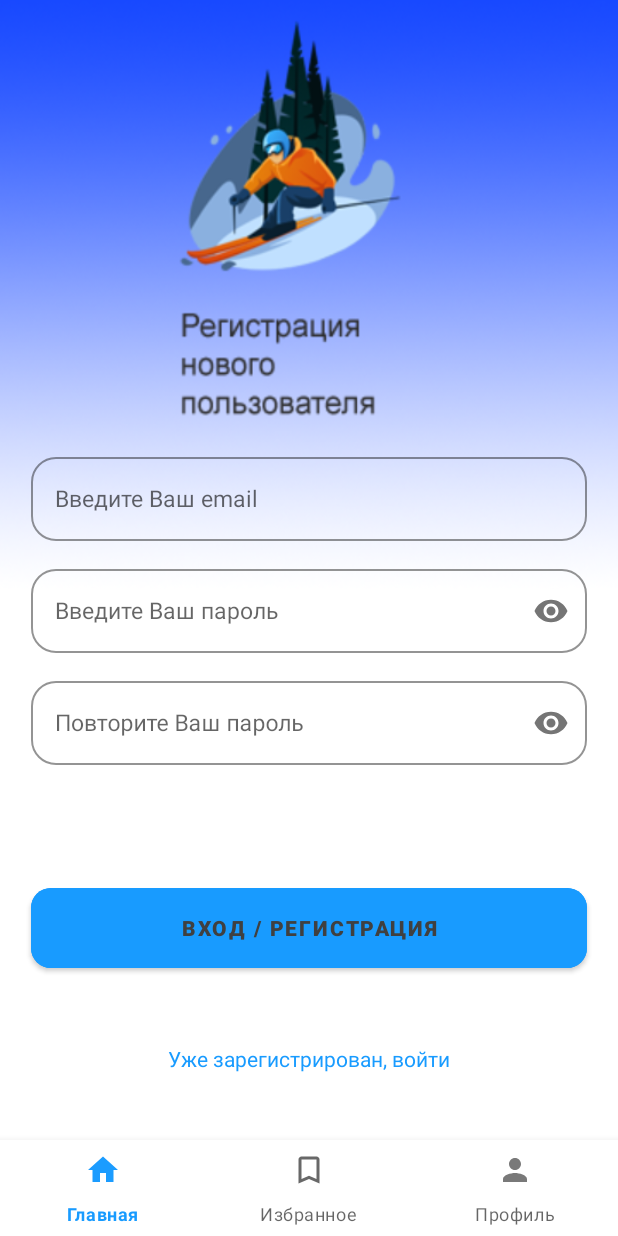
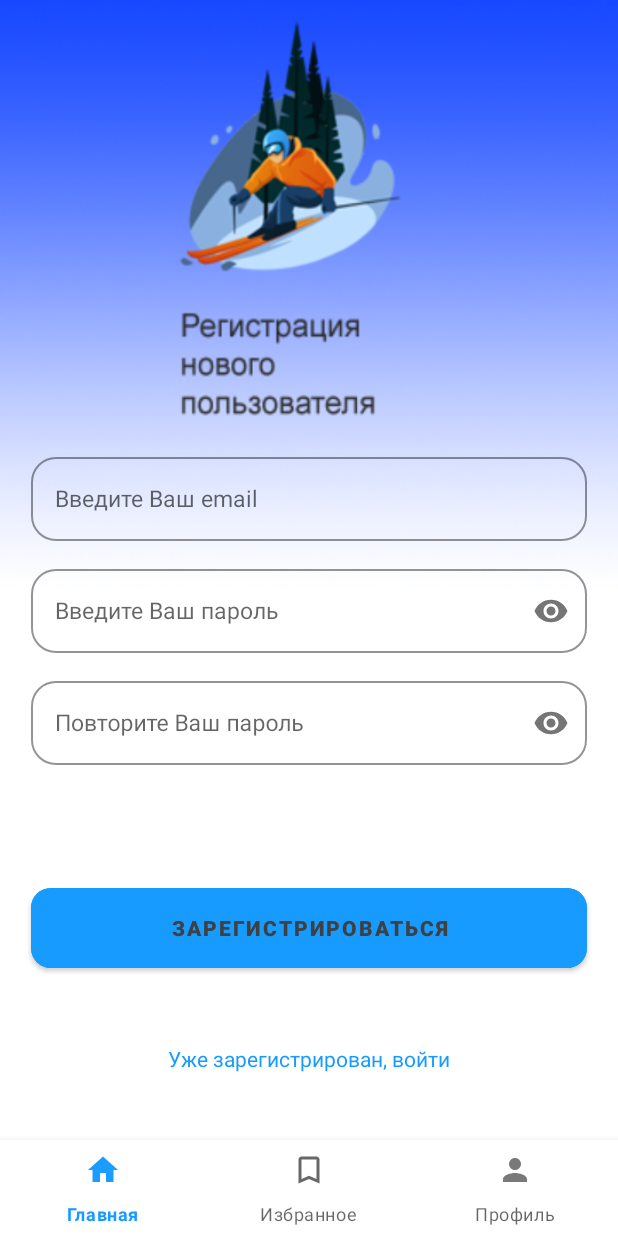
Before and after one commit to Sergio994350/SkiMountains, an Android app: the SignUpFragment screen opened through its navigation route, on a phone screen of 412 x 824 dp. Run offline under Robolectric (Android 15) with nearby library versions, the light colour scheme and no system bars; our stand-ins replace Firebase (no records; nobody signed in at launch, a user with empty details on screens opened directly), navigation-ui, sdp/ssp sizes; 1 statement that could not run was skipped.

Commit message:
design fixes

```diff
--- a/app/src/main/res/values/strings.xml
+++ b/app/src/main/res/values/strings.xml
@@ -37,7 +37,7 @@
     <string name="enter_your_password">Введите Ваш пароль</string>
     <string name="repeat_your_password">Повторите Ваш пароль</string>
     <string name="password_not_match">Пароли не совпадают</string>
-    <string name="sign_up">Вход / Регистрация</string>
+    <string name="sign_up">Зарегистрироваться</string>
     <string name="log_out">Выйти</string>
     <string name="already_registered_enter">Уже зарегистрирован, войти</string>
     <string name="enter">Войти</string>
```
